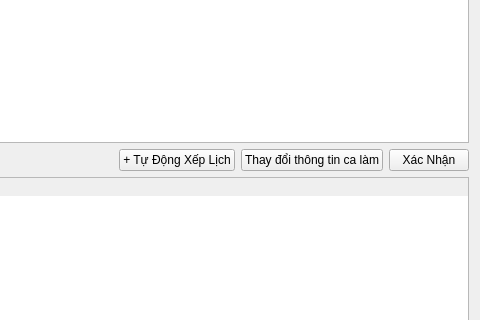
Old version of the form src/view/Schedule_View.ui in the repository vttaan/OOP---Management-Application-Project; both pictures show x 948 to 1428 and y 91 to 411 of the 1428 by 504 pixel window.
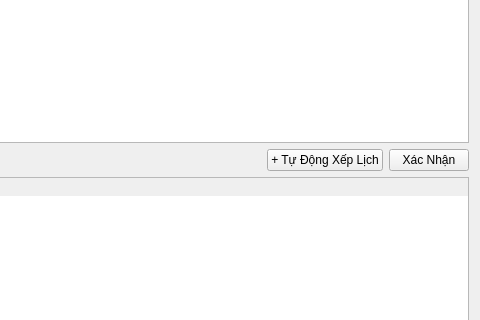
New version of the form.

Commit message: feat(gui): add resign shift table for full time staff

```diff
--- a/src/view/Schedule_View.ui
+++ b/src/view/Schedule_View.ui
@@ -90,16 +90,6 @@
        </property>
       </widget>
      </item>
-     <item>
-      <widget class="QPushButton" name="btnChangeShiftInfo">
-       <property name="text">
-        <string>Thay đổi thông tin ca làm</string>
-       </property>
-       <property name="cursor">
-        <cursorShape>PointingHandCursor</cursorShape>
-       </property>
-      </widget>
-     </item>
      <item>
       <widget class="QPushButton" name="btnConfirm">
        <property name="text">
```
The commit also changes 7 other files.
